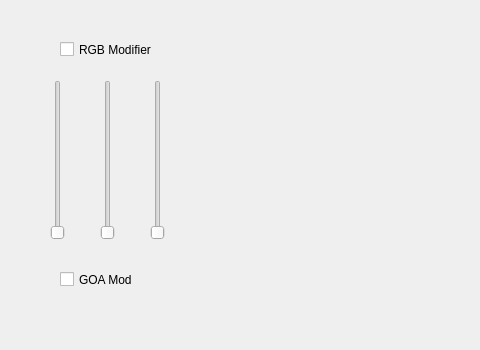
Old version of the form src/ui/widget.ui in the repository riedj1/CPP_Project; both pictures show x 0 to 480 and y 450 to 800 of the 1200 by 800 pixel window.
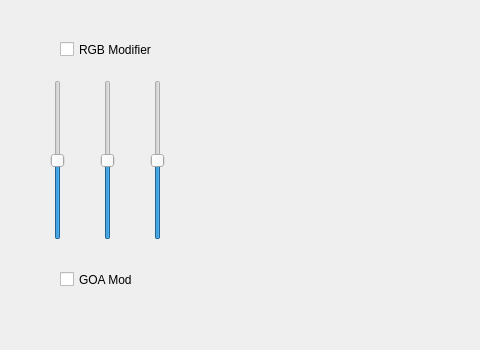
New version of the form.

The edit to the form file:
```diff
--- a/src/ui/widget.ui
+++ b/src/ui/widget.ui
@@ -138,8 +138,11 @@
      <height>160</height>
     </rect>
    </property>
+   <property name="minimum">
+    <number>-256</number>
+   </property>
    <property name="maximum">
-    <number>365</number>
+    <number>256</number>
    </property>
    <property name="orientation">
     <enum>Qt::Vertical</enum>
@@ -154,8 +157,11 @@
      <height>160</height>
     </rect>
    </property>
+   <property name="minimum">
+    <number>-256</number>
+   </property>
    <property name="maximum">
-    <number>365</number>
+    <number>256</number>
    </property>
    <property name="orientation">
     <enum>Qt::Vertical</enum>
@@ -170,8 +176,11 @@
      <height>160</height>
     </rect>
    </property>
+   <property name="minimum">
+    <number>-256</number>
+   </property>
    <property name="maximum">
-    <number>365</number>
+    <number>256</number>
    </property>
    <property name="orientation">
     <enum>Qt::Vertical</enum>
```
